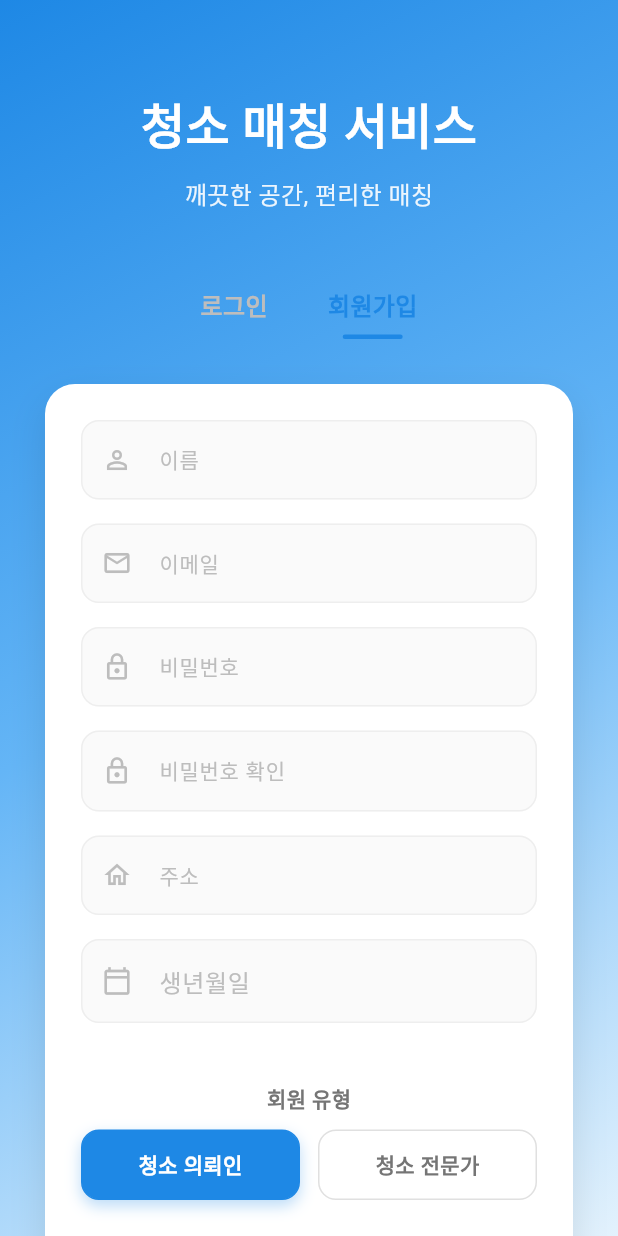
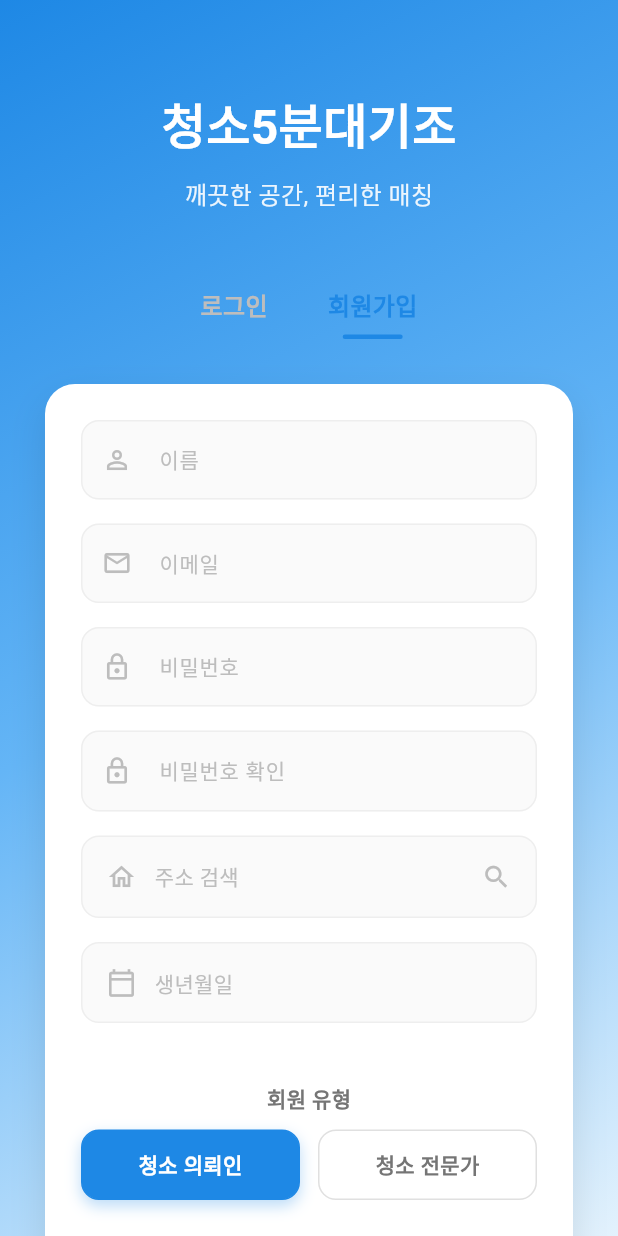
Before and after one commit to gumyeonghun/cleanhai2, a Flutter app: the screen it shows after launch, on a phone screen of 412 x 824 dp. Run offline on Flutter 3.47's test engine with Material 3 defaults, Android fonts, the phone set to English and light mode, and no system bars; our stand-ins replace cloud_firestore, firebase_auth, firebase_core, firebase_storage, flutter_chat_bubble, flutter_rating_bar and 5 more; missing offline and left inert: kpostal; accounts and stored records are empty.

Commit message:
청소5분대기조 8차

```diff
--- a/lib/main.dart
+++ b/lib/main.dart
@@ -5,6 +5,7 @@ import 'package:flutter/material.dart';
 import 'package:firebase_core/firebase_core.dart';
 import 'package:firebase_auth/firebase_auth.dart';
 import 'package:get/get.dart';
+import 'package:flutter_localizations/flutter_localizations.dart';
 
 void main() async {
   WidgetsFlutterBinding.ensureInitialized();
@@ -21,6 +22,15 @@ class MyApp extends StatelessWidget {
   @override
   Widget build(BuildContext context) {
     return GetMaterialApp(
+      localizationsDelegates: const [
+        GlobalMaterialLocalizations.delegate,
+        GlobalWidgetsLocalizations.delegate,
+        GlobalCupertinoLocalizations.delegate,
+      ],
+      supportedLocales: const [
+        Locale('ko', 'KR'),
+        Locale('en', 'US'),
+      ],
       title: '청소5분대기조',
       theme: ThemeData(
         scaffoldBackgroundColor: Colors.white,
--- a/lib/ui/page/auth/login_signup_page.dart
+++ b/lib/ui/page/auth/login_signup_page.dart
@@ -35,7 +35,7 @@ class LoginSignupPage extends StatelessWidget {
                       SizedBox(height: 20),
                       // Logo/Title
                       Text(
-                        '청소 매칭 서비스',
+                        '청소5분대기조',
                         style: TextStyle(
                           fontSize: 32,
                           fontWeight: FontWeight.bold,
@@ -164,24 +164,76 @@ class LoginSignupPage extends StatelessWidget {
                                 ),
                                 SizedBox(height: 16),
 
-                                // Address
-                                _buildTextField(
-                                  key: ValueKey('address'),
-                                  hintText: '주소',
-                                  icon: Icons.home_outlined,
-                                  validator: (value) {
-                                    if (value == null || value.isEmpty) {
-                                      return '주소를 입력해 주세요';
-                                    }
-                                    return null;
-                                  },
-                                  onSaved: (value) => controller.userAddress = value!,
-                                  onChanged: (value) => controller.userAddress = value,
+                                // Address Button
+                                GestureDetector(
+                                  onTap: controller.updateAddress,
+                                  child: Container(
+                                    padding: EdgeInsets.symmetric(vertical: 16, horizontal: 16),
+                                    decoration: BoxDecoration(
+                                      color: Colors.grey[50],
+                                      borderRadius: BorderRadius.circular(12),
+                                      border: Border.all(color: Colors.grey[200]!),
+                                    ),
+                                    child: Row(
+                                      children: [
+                                        Icon(Icons.home_outlined, color: Colors.grey[400], size: 20),
+                                        SizedBox(width: 12),
+                                        Expanded(
+                                          child: Obx(() => Text(
+                                            controller.userAddress.value.isEmpty ? '주소 검색' : controller.userAddress.value,
+                                            style: TextStyle(
+                                              fontSize: 14,
+                                              color: controller.userAddress.value.isEmpty ? Colors.grey[400] : Colors.black87,
+                                            ),
+                                          )),
+                                        ),
+                                        Icon(Icons.search, color: Colors.grey[400], size: 20),
+                                      ],
+                                    ),
+                                  ),
                                 ),
                                 SizedBox(height: 16),
 
                                 // Birth Date
-                                _buildDatePicker(context, controller),
+                                GestureDetector(
+                                  onTap: () async {
+                                    final DateTime? picked = await showDatePicker(
+                                      context: context,
+                                      initialDate: DateTime.now().subtract(Duration(days: 365 * 20)),
+                                      firstDate: DateTime(1900),
+                                      lastDate: DateTime.now(),
+                                      locale: const Locale('ko', 'KR'),
+                                    );
+                                    if (picked != null) {
+                                      controller.setBirthDate(picked);
+                                    }
+                                  },
+                                  child: Container(
+                                    padding: EdgeInsets.symmetric(vertical: 16, horizontal: 16),
+                                    decoration: BoxDecoration(
+                                      color: Colors.grey[50],
+                                      borderRadius: BorderRadius.circular(12),
+                                      border: Border.all(color: Colors.grey[200]!),
+                                    ),
+                                    child: Row(
+                                      children: [
+                                        Icon(Icons.calendar_today_outlined, color: Colors.grey[400], size: 20),
+                                        SizedBox(width: 12),
+                                        Expanded(
+                                          child: Obx(() => Text(
+                                            controller.userBirthDate.value != null
+                                                ? "${controller.userBirthDate.value!.year}-${controller.userBirthDate.value!.month.toString().padLeft(2, '0')}-${controller.userBirthDate.value!.day.toString().padLeft(2, '0')}"
+                                                : '생년월일',
+                                            style: TextStyle(
+                                              fontSize: 14,
+                                              color: controller.userBirthDate.value != null ? Colors.black87 : Colors.grey[400],
+                                            ),
+                                          )),
+                                        ),
+                                      ],
+                                    ),
+                                  ),
+                                ),
                                 SizedBox(height: 16),
                               ],
 
@@ -463,53 +515,4 @@ class LoginSignupPage extends StatelessWidget {
       ),
     );
   }
-
-  Widget _buildDatePicker(BuildContext context, AuthController controller) {
-    return GestureDetector(
-      onTap: () async {
-        final DateTime? picked = await showDatePicker(
-          context: context,
-          initialDate: DateTime.now().subtract(Duration(days: 365 * 20)), // Default to 20 years ago
-          firstDate: DateTime(1900),
-          lastDate: DateTime.now(),
-          locale: const Locale('ko', 'KR'),
-        );
-        if (picked != null) {
-          controller.setBirthDate(picked);
-        }
-      },
-      child: AbsorbPointer(
-        child: Obx(() => TextFormField(
-          key: ValueKey('birthDate'),
-          decoration: InputDecoration(
-            hintText: '생년월일',
-            hintStyle: TextStyle(color: Colors.grey[400]),
-            prefixIcon: Icon(Icons.calendar_today_outlined, color: Colors.grey[400], size: 20),
-            filled: true,
-            fillColor: Colors.grey[50],
-            contentPadding: EdgeInsets.symmetric(vertical: 16),
-            border: OutlineInputBorder(
-              borderRadius: BorderRadius.circular(12),
-              borderSide: BorderSide.none,
-            ),
-            enabledBorder: OutlineInputBorder(
-              borderRadius: BorderRadius.circular(12),
-              borderSide: BorderSide(color: Colors.grey[200]!),
-            ),
-          ),
-          controller: TextEditingController(
-            text: controller.userBirthDate.value != null
-                ? "${controller.userBirthDate.value!.year}-${controller.userBirthDate.value!.month.toString().padLeft(2, '0')}-${controller.userBirthDate.value!.day.toString().padLeft(2, '0')}"
-                : ""
-          ),
-          validator: (value) {
-            if (controller.userBirthDate.value == null) {
-              return '생년월일을 선택해 주세요';
-            }
-            return null;
-          },
-        )),
-      ),
-    );
-  }
 }
--- a/pubspec.yaml
+++ b/pubspec.yaml
@@ -30,6 +30,8 @@ environment:
 dependencies:
   flutter:
     sdk: flutter
+  flutter_localizations:
+    sdk: flutter
 
   # The following adds the Cupertino Icons font to your application.
   # Use with the CupertinoIcons class for iOS style icons.
@@ -39,7 +41,7 @@ dependencies:
   firebase_auth: ^5.5.4
   firebase_storage: ^12.3.8
   image_picker: ^1.1.2
-  intl: ^0.19.0
+  intl: ^0.20.2
   modal_progress_hud_nsn: ^0.5.1
   flutter_chat_bubble: ^2.0.2
   flutter_riverpod: ^3.0.3
```
Also changed, not shown: lib/ui/page/auth/auth_controller.dart (+38 -3 lines), pubspec.lock.
